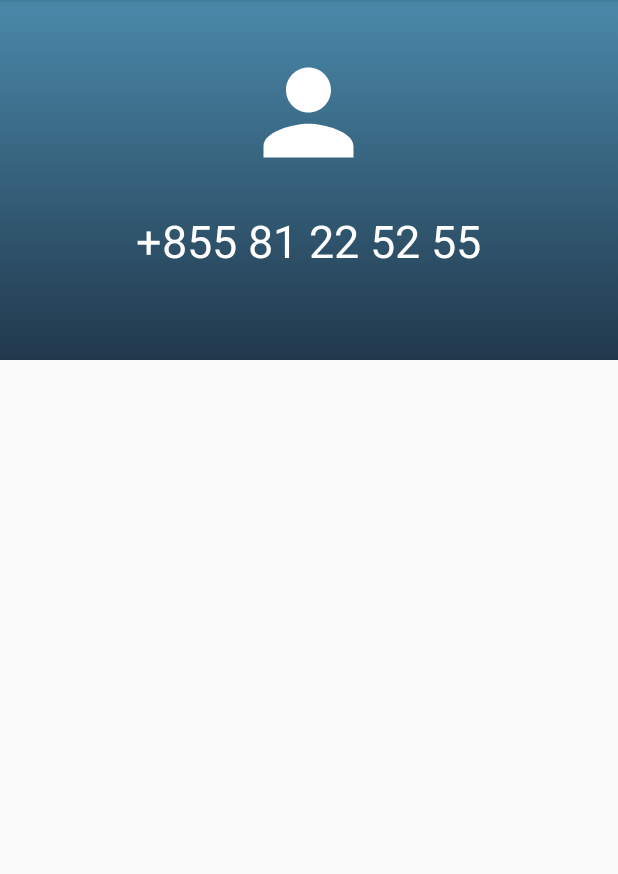
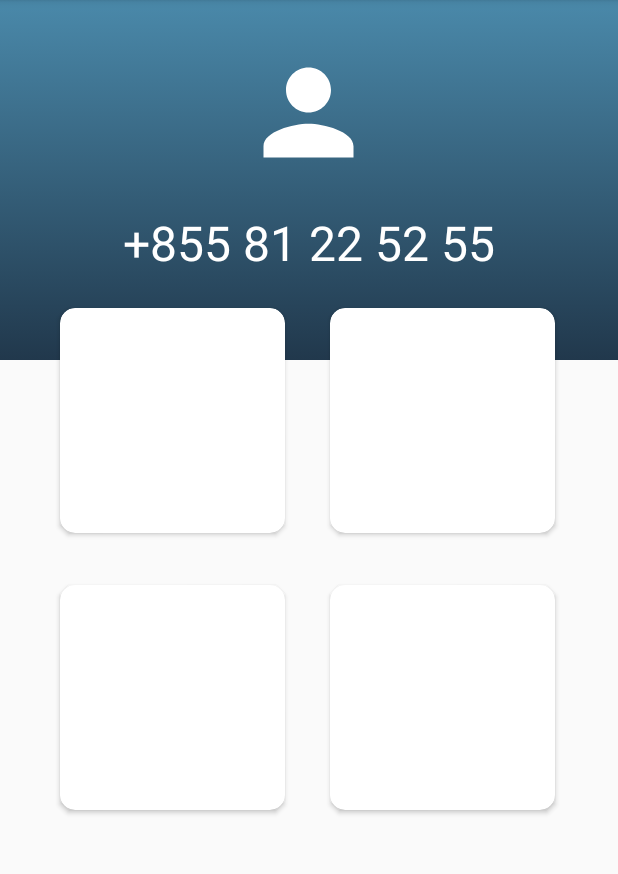
Before and after one commit to VuthyVey/WorkPlease, an Android app: the Homepage screen opened directly, with no data from a screen before it, on a phone screen of 412 x 824 dp, the part 84-958 px from its top. Run offline under Robolectric (Android 15) with nearby library versions, the phone set to English and light mode, and no system bars.

Commit message:
change homepage

```diff
--- a/app/build.gradle
+++ b/app/build.gradle
@@ -23,6 +23,8 @@ dependencies {
     implementation 'com.android.support:appcompat-v7:26.1.0'
     implementation 'com.android.support.constraint:constraint-layout:1.0.2'
     testImplementation 'junit:junit:4.12'
+    implementation 'com.android.support:cardview-v7:26.1.0'
     androidTestImplementation 'com.android.support.test:runner:1.0.1'
     androidTestImplementation 'com.android.support.test.espresso:espresso-core:3.0.1'
+
 }
--- /dev/null
+++ b/app/src/main/res/drawable/booking.xml
@@ -0,0 +1,4 @@
+<vector android:height="60dp" android:viewportHeight="24.0"
+    android:viewportWidth="24.0" android:width="60dp" xmlns:android="http://schemas.android.com/apk/res/android">
+    <path android:fillColor="#BE4248" android:pathData="M18,2H6c-1.1,0 -2,0.9 -2,2v16c0,1.1 0.9,2 2,2h12c1.1,0 2,-0.9 2,-2V4c0,-1.1 -0.9,-2 -2,-2zM6,4h5v8l-2.5,-1.5L6,12V4z"/>
+</vector>
--- a/app/src/main/res/layout/activity_homepage.xml
+++ b/app/src/main/res/layout/activity_homepage.xml
@@ -1,15 +1,15 @@
 <?xml version="1.0" encoding="utf-8"?>
-<android.support.constraint.ConstraintLayout xmlns:android="http://schemas.android.com/apk/res/android"
+<LinearLayout xmlns:android="http://schemas.android.com/apk/res/android"
     xmlns:app="http://schemas.android.com/apk/res-auto"
     xmlns:tools="http://schemas.android.com/tools"
     android:layout_width="match_parent"
     android:layout_height="match_parent"
-    tools:context="com.example.vuthy.workplease.Homepage">
+    tools:context="com.example.vuthy.workplease.Homepage"
+    android:orientation="vertical">
 
-    <LinearLayout
+    <RelativeLayout
         android:layout_width="match_parent"
-        android:layout_height="match_parent"
-        android:orientation="vertical">
+        android:layout_height="match_parent">
 
 
         <LinearLayout
@@ -31,11 +31,55 @@
                 android:text="+855 81 22 52 55"
                 android:layout_gravity="center"
                 android:layout_marginTop="20dp"
-                android:textSize="30sp"
+                android:textSize="32sp"
                 android:textColor="#ffffff"/>
 
         </LinearLayout>
-    </LinearLayout>
+
+        <android.support.v7.widget.CardView
+            android:layout_width="150dp"
+            android:layout_height="150dp"
+            android:layout_marginTop="205dp"
+            android:layout_marginLeft="40dp"
+            app:cardCornerRadius="10dp"
+            >
 
 
-</android.support.constraint.ConstraintLayout>
+
+       </android.support.v7.widget.CardView>
+
+        <android.support.v7.widget.CardView
+            android:layout_width="150dp"
+            android:layout_height="150dp"
+            android:layout_marginTop="205dp"
+            android:layout_marginLeft="220dp"
+            app:cardCornerRadius="10dp">
+
+
+
+
+        </android.support.v7.widget.CardView>
+
+        <android.support.v7.widget.CardView
+            android:layout_width="150dp"
+            android:layout_height="150dp"
+            android:layout_marginTop="390dp"
+            android:layout_marginLeft="40dp"
+            app:cardCornerRadius="10dp">
+
+
+        </android.support.v7.widget.CardView>
+
+        <android.support.v7.widget.CardView
+            android:layout_width="150dp"
+            android:layout_height="150dp"
+            android:layout_marginTop="390dp"
+            android:layout_marginLeft="220dp"
+            app:cardCornerRadius="10dp">
+
+
+        </android.support.v7.widget.CardView>
+    </RelativeLayout>
+
+
+</LinearLayout>
```
